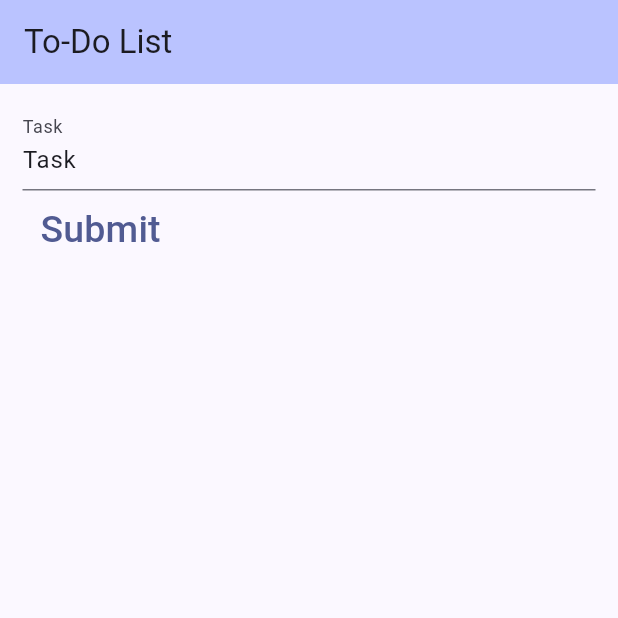
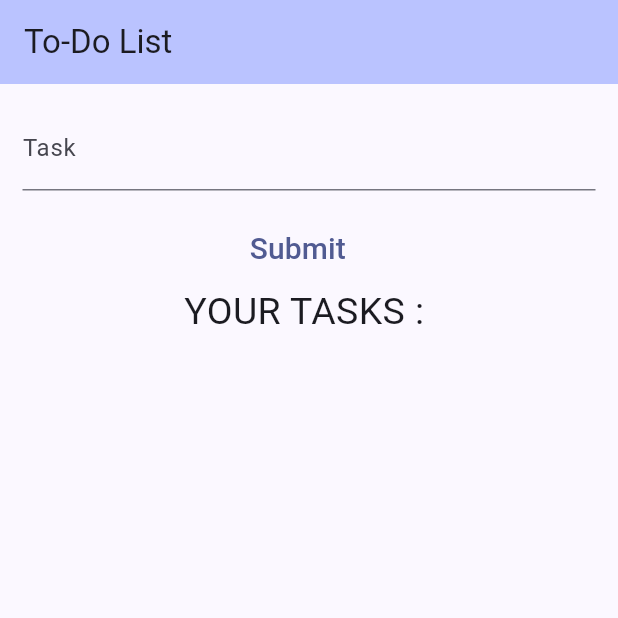
Before and after one commit to Neeth-N/todo_list_flutter, a Flutter app: the screen it shows after launch, after a tap on "Submit", on a phone screen of 412 x 824 dp, the top half of it. Run offline on Flutter 3.47's test engine with Material 3 defaults, Android fonts, the phone set to English and light mode, and no system bars.

Commit message:
Fourth Commit

```diff
--- a/lib/main.dart
+++ b/lib/main.dart
@@ -1,6 +1,6 @@
 import 'package:flutter/cupertino.dart';
 import 'package:flutter/material.dart';
-import 'package:flutter/widgets.dart';
+import 'package:todo_list/model/todo.dart';
 
 void main() {
   runApp(const MyApp());
@@ -33,28 +33,26 @@ class ToDoPage extends StatefulWidget {
 
 class _ToDoState extends State<ToDoPage> {
 
-  String curv = 'Task';
-  List<String> task = [];
+  List<Todo> task = [];
   // final _formKey = GlobalKey<FormState>();
   GlobalKey<FormState> formkey = GlobalKey();
   @override
   Widget build(BuildContext context) {
-    print(curv);
     return Scaffold(
       appBar: AppBar(
         backgroundColor: Theme.of(context).colorScheme.inversePrimary,
         title: Text(widget.title),
       ),
-      body: Padding(
-        padding: const EdgeInsets.all(15),
+      body: Container(
         child: Column(
-          key: formkey,
-          mainAxisAlignment: MainAxisAlignment.start,
-          crossAxisAlignment: CrossAxisAlignment.start,
-          children: <Widget>[
-            TextFormField(
+          children: [
+            Padding(
+            padding: const EdgeInsets.all(15),
+
+          child: Form(
+            key: formkey,
+            child: TextFormField(
               // onSubmitted: (value) => setState(() => task = value),
-              initialValue: curv,
               validator: (val){
                   if (val != null) {
                     val = val.trim();
@@ -75,15 +73,22 @@ class _ToDoState extends State<ToDoPage> {
                 hintText: "Enter your Task here",
               ),
             ),
+          ),
+            ),
+
             TextButton(
                 onPressed: (){
-                  if (formkey.currentState!.validate()) {
+                  if (formkey.currentState!.validate()) {}
                     formkey.currentState!.reset();
-                  }
                 },
                 child:
-                Text('Submit', style: TextStyle(fontSize: 25))
-            ),
+                    Padding(
+                       padding:  const EdgeInsets.only(right: 15),
+                child: Text('Submit', style: TextStyle(fontSize: 20),
+                ))),
+
+            Text("YOUR TASKS : ", style: TextStyle(fontSize: 25),),
+
           ],
         ),
       ),
--- /dev/null
+++ b/lib/model/todo.dart
@@ -0,0 +1,5 @@
+class Todo{
+  String action;
+  DateTime dueDate;
+  Todo({required this.action, required this.dueDate});
+}
```
